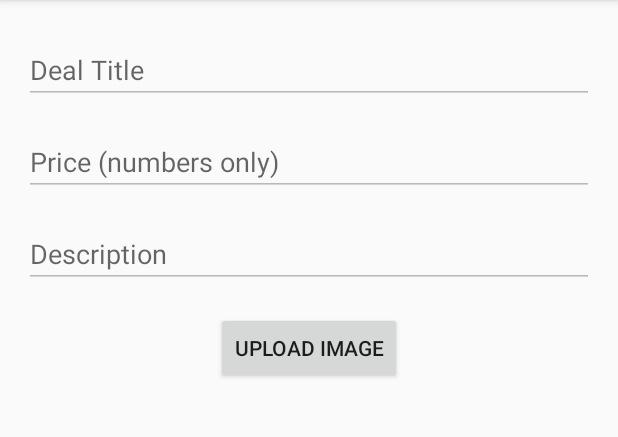
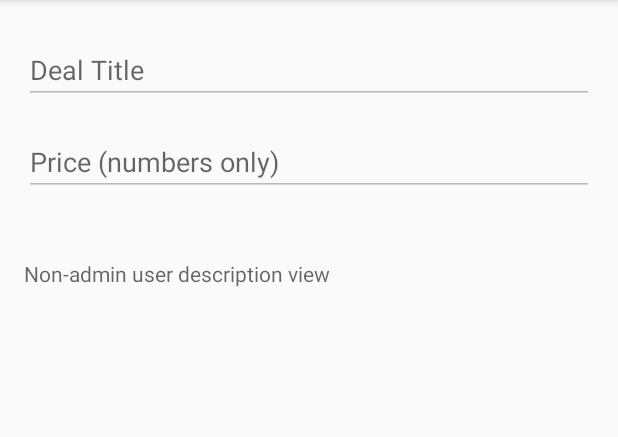
Before and after one commit to PeterKingori/TravelDeals, an Android app: the DealActivity screen opened directly, with no data from a screen before it, on a phone screen of 412 x 824 dp, the part 84-521 px from its top. Run offline under Robolectric (Android 15) with nearby library versions, the phone set to English and light mode, and no system bars; our stand-ins replace Firebase (no records; nobody signed in at launch, a user with empty details on screens opened directly), Picasso.

Commit message:
Add a TextView in activity_deal.xml to use to display the deal description to a user who is not an administrator. Access this view in DealActivity.java and set its visibility along with the other views depending on the user. In the onActivityResult method add a variable to hold the name of a picture that is uploaded and add it to a deal object. Also update the deleteDeal method to enable a user to delete the image when deleting a deal. Add the imageName property to the TravelDeal.java class.

```diff
--- a/app/src/main/java/com/kingori/traveldeals/DealActivity.java
+++ b/app/src/main/java/com/kingori/traveldeals/DealActivity.java
@@ -16,8 +16,10 @@ import android.view.View;
 import android.widget.Button;
 import android.widget.EditText;
 import android.widget.ImageView;
+import android.widget.TextView;
 import android.widget.Toast;
 
+import com.google.android.gms.tasks.OnFailureListener;
 import com.google.android.gms.tasks.OnSuccessListener;
 import com.google.android.gms.tasks.Task;
 import com.google.firebase.database.DatabaseReference;
@@ -35,6 +37,7 @@ public class DealActivity extends AppCompatActivity {
     EditText txtPrice;
     ImageView imageView;
     TravelDeal mDeal;
+    TextView txtDescription2;
 
     @Override
     protected void onCreate(Bundle savedInstanceState) {
@@ -47,6 +50,7 @@ public class DealActivity extends AppCompatActivity {
 
         txtTitle = findViewById(R.id.txtTitle);
         txtDescription = findViewById(R.id.txtDescription);
+        txtDescription2 = findViewById(R.id.txtDescription2);
         txtPrice = findViewById(R.id.txtPrice);
         imageView = findViewById(R.id.image);
 
@@ -57,11 +61,16 @@ public class DealActivity extends AppCompatActivity {
         }
         this.mDeal = deal;
         txtTitle.setText(deal.getTitle());
-        txtDescription.setText(deal.getDescription());
+
         txtPrice.setText(deal.getPrice());
         showImage(deal.getImageUrl());
 
         Button btnImage = findViewById(R.id.btnImage);
+        if (FirebaseUtil.isAdmin) {
+            txtDescription2.setVisibility(View.INVISIBLE);
+            txtDescription.setVisibility(View.VISIBLE);
+            txtDescription.setText(deal.getDescription());
+
             btnImage.setOnClickListener(new View.OnClickListener() {
                 @Override
                 public void onClick(View view) {
@@ -71,6 +80,14 @@ public class DealActivity extends AppCompatActivity {
                     startActivityForResult(Intent.createChooser(intent, "Insert picture"), PICTURE_RESULT);
                 }
             });
+        }
+        else {
+            txtDescription.setVisibility(View.INVISIBLE);
+            txtDescription2.setVisibility(View.VISIBLE);
+            txtDescription2.setText(deal.getDescription());
+            btnImage.setVisibility(View.INVISIBLE);
+        }
+
     }
 
     @Override
@@ -119,15 +136,18 @@ public class DealActivity extends AppCompatActivity {
             UploadTask uploadTask = ref.putFile(imageUri);
             uploadTask.addOnSuccessListener(new OnSuccessListener<UploadTask.TaskSnapshot>() {
                 @Override
-                public void onSuccess(UploadTask.TaskSnapshot taskSnapshot) {
+                public void onSuccess(final UploadTask.TaskSnapshot taskSnapshot) {
                     Task<Uri> result = taskSnapshot.getMetadata().getReference().getDownloadUrl();
                     result.addOnSuccessListener(new OnSuccessListener<Uri>() {
                         @Override
                         public void onSuccess(Uri uri) {
                             String imageUrl = uri.toString();
+                            String pictureName = taskSnapshot.getStorage().getPath();
                             mDeal.setImageUrl(imageUrl);
+                            mDeal.setImageName(pictureName);
                             showImage(imageUrl);
                             Log.d("Image url is ", imageUrl);
+                            Log.d("Image name is ", pictureName);
                         }
                     });
                 }
@@ -154,6 +174,21 @@ public class DealActivity extends AppCompatActivity {
         else {
             mDatabaseReference.child(mDeal.getId()).removeValue();
             Toast.makeText(this, "Deal Deleted", Toast.LENGTH_SHORT).show();
+        }
+
+        if (mDeal.getImageName() != null && !mDeal.getImageName().isEmpty()) {
+            StorageReference pictureRef = FirebaseUtil.mStorage.getReference().child(mDeal.getImageName());
+            pictureRef.delete().addOnSuccessListener(new OnSuccessListener<Void>() {
+                @Override
+                public void onSuccess(Void aVoid) {
+                    Log.d("Delete image ", "Image successfully deleted");
+                }
+            }).addOnFailureListener(new OnFailureListener() {
+                @Override
+                public void onFailure(@NonNull Exception e) {
+                    Log.d("Delete image unsuccess", e.getMessage());
+                }
+            });
         }
     }
 
--- a/app/src/main/res/layout/activity_deal.xml
+++ b/app/src/main/res/layout/activity_deal.xml
@@ -28,11 +28,11 @@
         android:layout_marginTop="@dimen/text_margin_standard"
         android:layout_marginEnd="@dimen/text_margin_standard"
         android:hint="@string/price_hint"
+        android:importantForAutofill="no"
         android:inputType="numberDecimal"
         app:layout_constraintEnd_toEndOf="parent"
         app:layout_constraintStart_toStartOf="parent"
-        app:layout_constraintTop_toBottomOf="@+id/txtTitle"
-        android:importantForAutofill="no" />
+        app:layout_constraintTop_toBottomOf="@+id/txtTitle" />
 
     <EditText
         android:id="@+id/txtDescription"
@@ -73,4 +73,16 @@
         app:layout_constraintTop_toBottomOf="@+id/btnImage"
         app:srcCompat="@android:color/transparent" />
 
+    <TextView
+        android:id="@+id/txtDescription2"
+        android:layout_width="match_parent"
+        android:layout_height="wrap_content"
+        android:layout_marginStart="16dp"
+        android:layout_marginTop="42dp"
+        android:layout_marginEnd="16dp"
+        android:hint="Non-admin user description view"
+        app:layout_constraintEnd_toEndOf="parent"
+        app:layout_constraintStart_toStartOf="parent"
+        app:layout_constraintTop_toBottomOf="@+id/txtPrice" />
+
 </androidx.constraintlayout.widget.ConstraintLayout>
```
Also changed, not shown: app/src/main/java/com/kingori/traveldeals/TravelDeal.java (+11 -1 lines). Lines whose indentation alone changed are shown as unchanged.
